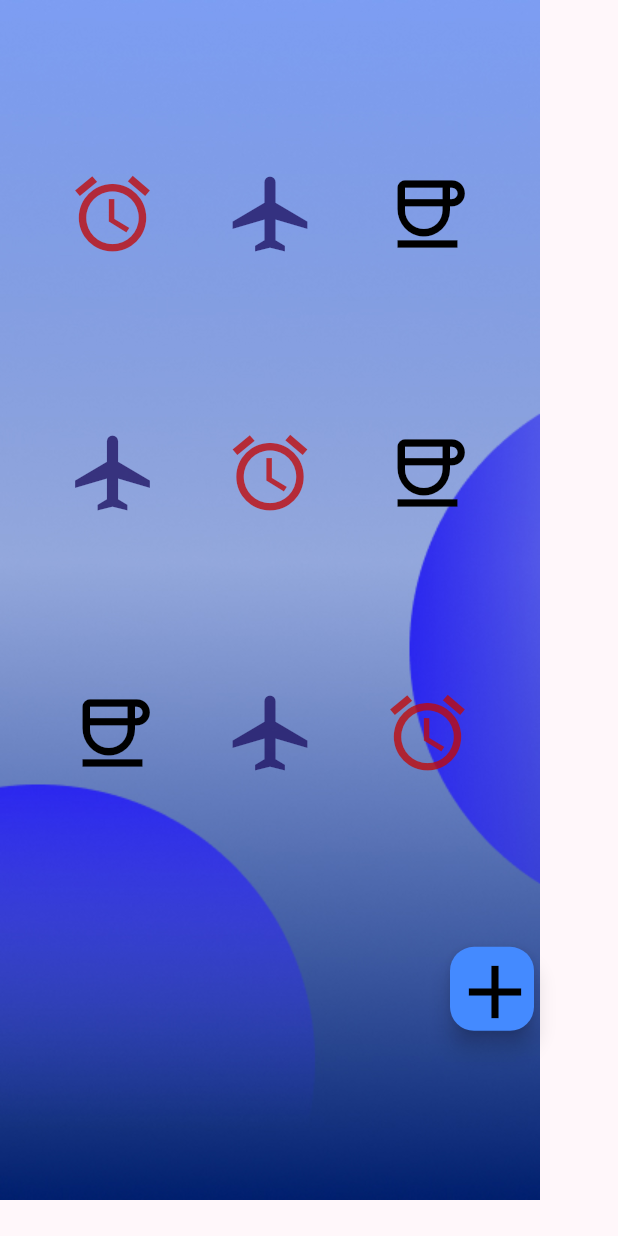
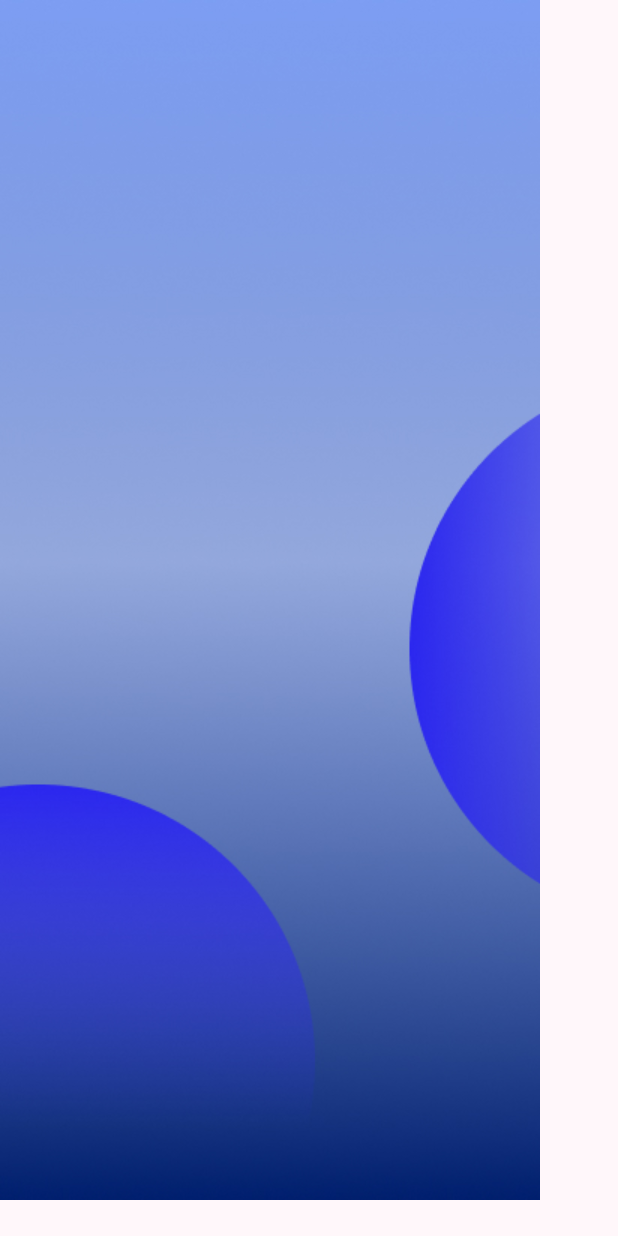
Before and after one commit to SaniruWeerakoon/Alerts-App, a Flutter app: the screen it shows after launch, on a phone screen of 412 x 824 dp. Run offline on Flutter 3.47's test engine with Material 2 defaults, Android fonts, the phone set to English and light mode, and no system bars.

```diff
--- a/lib/pages/load.dart
+++ b/lib/pages/load.dart
@@ -1,4 +1,3 @@
-import 'dart:ui_web';
 
 import 'package:flutter/material.dart';
 
@@ -7,102 +6,107 @@ class Loading extends StatelessWidget {
 
   @override
   Widget build(BuildContext context) {
-    return  Stack(
+    return const Stack(
       children: [
-       const  Image(
+        Image(
           image: AssetImage('assets/images/background.jpg'),
         ),
         Positioned(
-          width: 360,
-          height: 800,
-          child: Column(
-            mainAxisAlignment: MainAxisAlignment.spaceEvenly,
-            children: [
-             const Row(
-                mainAxisAlignment: MainAxisAlignment.spaceEvenly,
-                // crossAxisAlignment: CrossAxisAlignment.stretch,
-                children: [
-                  // Text("Hello World"),
-                  Icon(
-                    Icons.access_alarms_outlined,
-                    color: Color.fromARGB(199, 192, 9, 9),
-                    size: 60,
-                  ),
-                  Icon(
-                    Icons.airplanemode_active,
-                    color: Color.fromARGB(198, 30, 18, 99),
-                    size: 60,
-                  ),
-                  Icon(
-                    Icons.coffee_outlined,
-                    color: Color.fromARGB(255, 0, 0, 0),
-                    size: 60,
-                  ),
-                ],
-              ),
-             const Row(
-                mainAxisAlignment: MainAxisAlignment.spaceEvenly,
-                // crossAxisAlignment: CrossAxisAlignment.stretch,
-                children: [
-                  // Text("Hello World"),
-                  Icon(
-                    Icons.airplanemode_active,
-                    color: Color.fromARGB(198, 30, 18, 99),
-                    size: 60,
-                  ),
-                  Icon(
-                    Icons.access_alarms_outlined,
-                    color: Color.fromARGB(199, 192, 9, 9),
-                    size: 60,
-                  ),
+          width: 0,
+          height: 0,
+          // child: Column(
+          //   mainAxisAlignment: MainAxisAlignment.spaceEvenly,
+          //   children: [
+          //    const Row(
+          //       mainAxisAlignment: MainAxisAlignment.spaceEvenly,
+          //       // crossAxisAlignment: CrossAxisAlignment.stretch,
+          //       children: [
+          //         // Text("Hello World"),
+          //         Icon(
+          //           Icons.access_alarms_outlined,
+          //           color: Color.fromARGB(199, 192, 9, 9),
+          //           size: 60,
+          //         ),
+          //         Icon(
+          //           Icons.airplanemode_active,
+          //           color: Color.fromARGB(198, 30, 18, 99),
+          //           size: 60,
+          //         ),
+          //         Icon(
+          //           Icons.coffee_outlined,
+          //           color: Color.fromARGB(255, 0, 0, 0),
+          //           size: 60,
+          //         ),
+          //       ],
+          //     ),
+          //    const Row(
+          //       mainAxisAlignment: MainAxisAlignment.spaceEvenly,
+          //       // crossAxisAlignment: CrossAxisAlignment.stretch,
+          //       children: [
+          //         // Text("Hello World"),
+          //         Icon(
+          //           Icons.airplanemode_active,
+          //           color: Color.fromARGB(198, 30, 18, 99),
+          //           size: 60,
+          //         ),
+          //         Icon(
+          //           Icons.access_alarms_outlined,
+          //           color: Color.fromARGB(199, 192, 9, 9),
+          //           size: 60,
+          //         ),
 
-                  Icon(
-                    Icons.coffee_outlined,
-                    color: Color.fromARGB(255, 0, 0, 0),
-                    size: 60,
-                  ),
-                ],
-              ),
-             const Row(
-                mainAxisAlignment: MainAxisAlignment.spaceEvenly,
-                // crossAxisAlignment: CrossAxisAlignment.stretch,
-                children: [
-                  Icon(
-                    Icons.coffee_outlined,
-                    color: Color.fromARGB(255, 0, 0, 0),
-                    size: 60,
-                  ), // Text("Hello World"),
+          //         Icon(
+          //           Icons.coffee_outlined,
+          //           color: Color.fromARGB(255, 0, 0, 0),
+          //           size: 60,
+          //         ),
+          //       ],
+          //     ),
+          //    const Row(
+          //       mainAxisAlignment: MainAxisAlignment.spaceEvenly,
+          //       // crossAxisAlignment: CrossAxisAlignment.stretch,
+          //       children: [
+          //         Icon(
+          //           Icons.coffee_outlined,
+          //           color: Color.fromARGB(255, 0, 0, 0),
+          //           size: 60,
+          //         ), // Text("Hello World"),
 
-                  Icon(
-                    Icons.airplanemode_active,
-                    color: Color.fromARGB(198, 30, 18, 99),
-                    size: 60,
-                  ),
-                  Icon(
-                    Icons.access_alarms_outlined,
-                    color: Color.fromARGB(199, 192, 9, 9),
-                    size: 60,
-                  ),
-                ],
-              ),
-              Row(
-                children: [
-                 const SizedBox(
-                    width: 300,
-                  ),
-                  FloatingActionButton(
-                    onPressed: () {
-                      debugPrint("nice press");
-                    },
-                    backgroundColor: Colors.blueAccent,
-                    mouseCursor: SystemMouseCursors.precise,
-                    child:
-                    const Center(child:   Icon(Icons.add,color: Colors.black,size: 60,)),
-                  )
-                ],
-              )
-            ],
-          ),
+          //         Icon(
+          //           Icons.airplanemode_active,
+          //           color: Color.fromARGB(198, 30, 18, 99),
+          //           size: 60,
+          //         ),
+          //         Icon(
+          //           Icons.access_alarms_outlined,
+          //           color: Color.fromARGB(199, 192, 9, 9),
+          //           size: 60,
+          //         ),
+          //       ],
+          //     ),
+          //     Row(
+          //       children: [
+          //        const SizedBox(
+          //           width: 300,
+          //         ),
+          //         FloatingActionButton(
+          //           onPressed: () {
+          //             debugPrint("nice press");
+          //           },
+          //           backgroundColor: Colors.blueAccent,
+          //           mouseCursor: SystemMouseCursors.precise,
+          //           child:
+          //           const Center(child:   Icon(Icons.add,color: Colors.black,size: 60,)),
+          //         )
+          //       ],
+          //     )
+          //   ],
+
+          child: Column(children: [
+            Image(
+              image: AssetImage('assets/images/appicon.png'),
+            )
+          ]),
         ),
       ],
     );
--- a/pubspec.yaml
+++ b/pubspec.yaml
@@ -60,7 +60,7 @@ flutter:
 
   # To add assets to your application, add an assets section, like this:
   assets:
-     - assets/images/background.jpg
+     - assets/images/
   #   - images/a_dot_ham.jpeg
 
   # An image asset can refer to one or more resolution-specific "variants", see
```
Also changed, not shown: assets/images/appicon.png (added).
